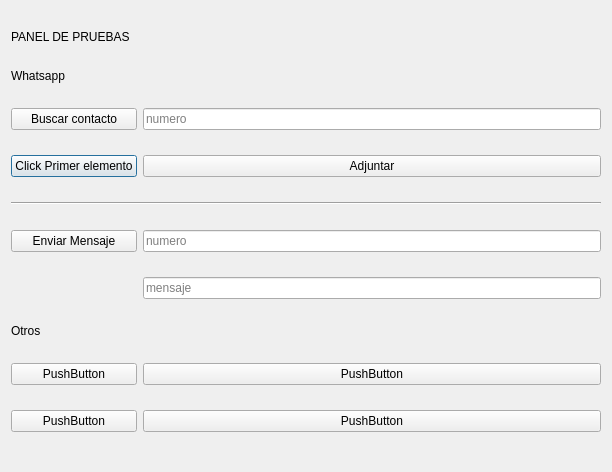
Qt form Presentacion/UI_Files/UI_Pruebas.ui (eduardez/SISINT) before a commit.
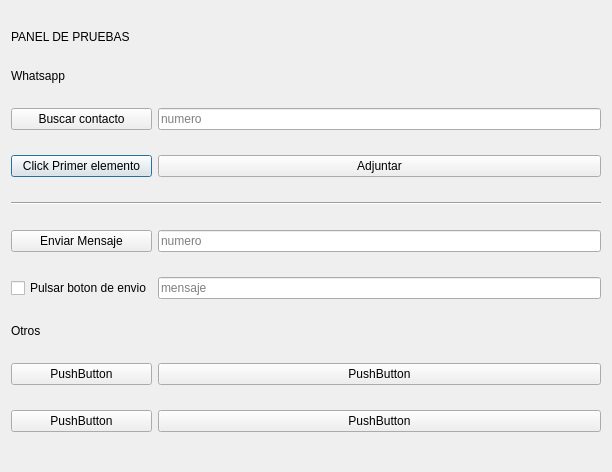
The same form after that commit.

The edit to the form file:
```diff
--- a/Presentacion/UI_Files/UI_Pruebas.ui
+++ b/Presentacion/UI_Files/UI_Pruebas.ui
@@ -155,6 +155,13 @@
      </property>
     </widget>
    </item>
+   <item row="6" column="0">
+    <widget class="QCheckBox" name="is_envio_activado">
+     <property name="text">
+      <string>Pulsar boton de envio</string>
+     </property>
+    </widget>
+   </item>
   </layout>
  </widget>
  <resources/>
```
